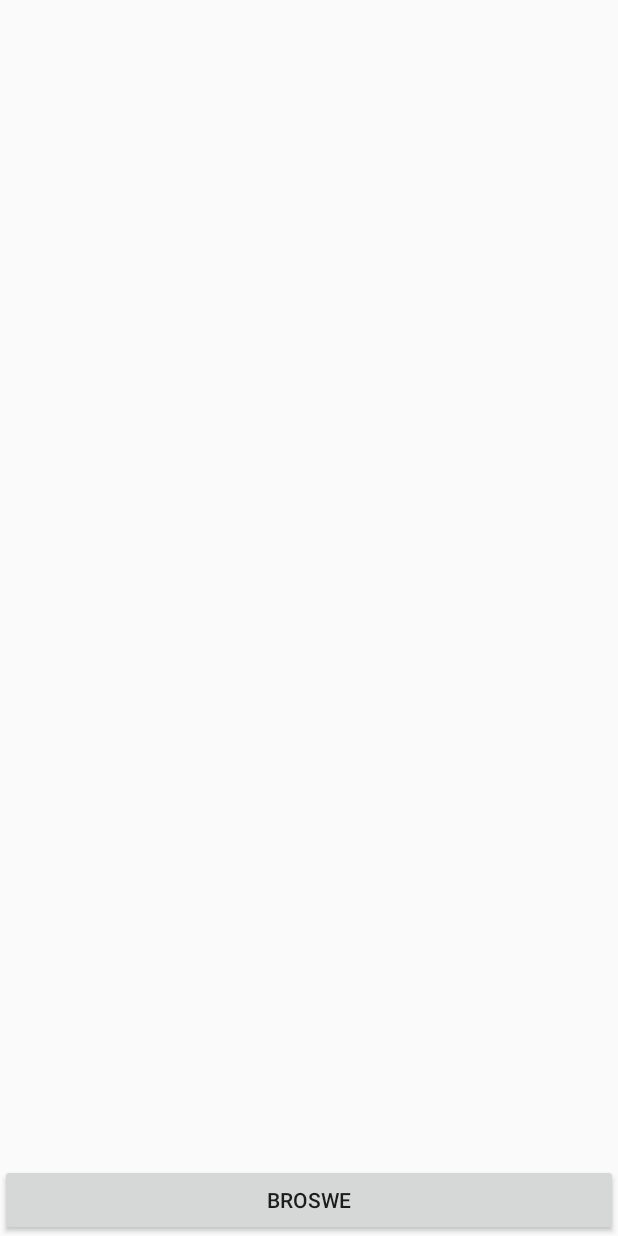
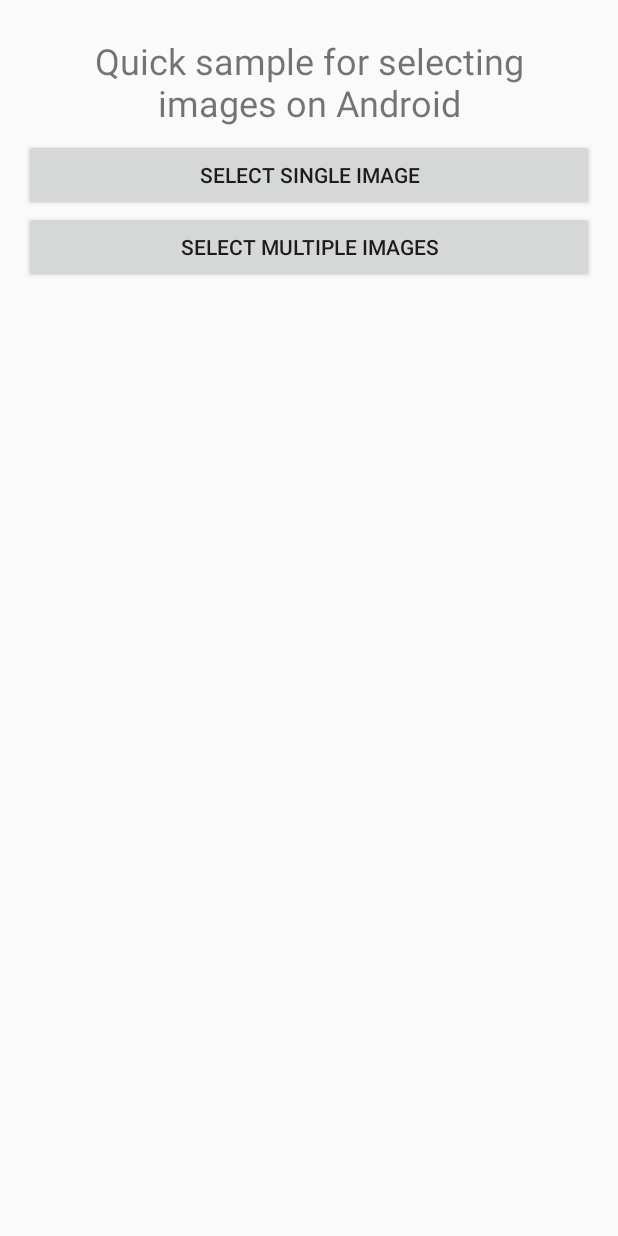
Before and after one commit to christopher-wolff-zz/hackduke2017, an Android app: the layout activity_second.xml on its own in the app's theme, with its tools: preview values and no code run, on a phone screen of 412 x 824 dp. Run offline under Robolectric (Android 15) with nearby library versions, the phone set to English and light mode, and no system bars.

Commit message:
please work 2

```diff
--- a/Identify/app/build.gradle
+++ b/Identify/app/build.gradle
@@ -5,7 +5,7 @@
     buildToolsVersion "26.0.2"
     defaultConfig {
         applicationId "hackduke2017.identify"
-        minSdkVersion 15
+        minSdkVersion 16
         targetSdkVersion 26
         versionCode 1
         versionName "1.0"
@@ -17,10 +17,12 @@
             proguardFiles getDefaultProguardFile('proguard-android.txt'), 'proguard-rules.pro'
         }
     }
+    productFlavors {
+    }
 }
 
 dependencies {
-    compile fileTree(dir: 'libs', include: ['*.jar'])
+    compile fileTree(include: ['*.jar'], dir: 'libs')
     androidTestCompile('com.android.support.test.espresso:espresso-core:2.2.2', {
         exclude group: 'com.android.support', module: 'support-annotations'
     })
--- a/Identify/app/src/main/res/layout/activity_main.xml
+++ b/Identify/app/src/main/res/layout/activity_main.xml
@@ -21,10 +21,12 @@
         android:id="@+id/button"
         android:layout_width="wrap_content"
         android:layout_height="0dp"
+        android:layout_marginTop="248dp"
         android:text="@string/impimg"
         app:layout_constraintEnd_toEndOf="parent"
-        app:layout_constraintHorizontal_bias="0.5"
+        app:layout_constraintLeft_toLeftOf="parent"
+        app:layout_constraintRight_toRightOf="parent"
         app:layout_constraintStart_toStartOf="parent"
-        tools:layout_editor_absoluteY="249dp" />
+        app:layout_constraintTop_toTopOf="parent" />
 
 </android.support.constraint.ConstraintLayout>
--- a/Identify/app/src/main/res/layout/activity_second.xml
+++ b/Identify/app/src/main/res/layout/activity_second.xml
@@ -1,19 +1,40 @@
 <RelativeLayout xmlns:android="http://schemas.android.com/apk/res/android"
     xmlns:tools="http://schemas.android.com/tools" android:layout_width="match_parent"
-    android:layout_height="match_parent"  tools:context=".MainActivity">
+    android:layout_height="match_parent" android:paddingLeft="@dimen/activity_horizontal_margin"
+    android:paddingRight="@dimen/activity_horizontal_margin"
+    android:paddingTop="@dimen/activity_vertical_margin"
+    android:paddingBottom="@dimen/activity_vertical_margin" tools:context=".MainActivity">
 
-    <ImageView
+    <TextView
+        android:id="@+id/txt_hello"
+        android:text="@string/txt_info"
         android:layout_width="match_parent"
-        android:layout_height="fill_parent"
-        android:id="@+id/imageView1"
-        android:layout_above="@+id/button1" />
+        android:layout_height="wrap_content"
+        android:gravity="center"
+        android:textSize="24sp"
+        android:padding="8dp"/>
 
     <Button
         android:id="@+id/button1"
         android:layout_width="match_parent"
         android:layout_height="wrap_content"
-        android:layout_alignParentBottom="true"
-        android:layout_alignParentLeft="true"
-        android:layout_alignParentStart="true"
-        android:text="@string/browse" />
+        android:layout_below="@+id/txt_hello"
+        android:text="@string/lbl_pick_single_image"
+        />
+
+    <Button
+        android:id="@+id/button2"
+        android:layout_width="match_parent"
+        android:layout_height="wrap_content"
+        android:layout_below="@+id/button1"
+        android:text="@string/lbl_pick_multiple_image"
+        />
+
+    <ImageView
+        android:id="@+id/image_preview"
+        android:layout_width="match_parent"
+        android:layout_height="wrap_content"
+        android:layout_below="@+id/button2"
+        />
+
 </RelativeLayout>
--- /dev/null
+++ b/Identify/app/src/main/res/values/dimens.xml
@@ -0,0 +1,5 @@
+<resources>
+    <!-- Default screen margins, per the Android Design guidelines. -->
+    <dimen name="activity_horizontal_margin">16dp</dimen>
+    <dimen name="activity_vertical_margin">16dp</dimen>
+</resources>
--- a/Identify/app/src/main/res/values/strings.xml
+++ b/Identify/app/src/main/res/values/strings.xml
@@ -5,4 +5,11 @@
     <string name="action_settings">Settings</string>
     <string name="impimg">Import Image</string>
     <string name="browse">Broswe</string>
+    <string name="hello_world">Hello world!</string>
+    <string name="msg_failed_to_get_picture">Failed to get image</string>
+    <string name="lbl_pick_single_image">Select single image</string>
+    <string name="lbl_pick_multiple_image">Select multiple images</string>
+    <string name="txt_info">Quick sample for selecting images on Android</string>
+    <string name="msg_failed_to_get_intent_data">Failed to get intent data</string>
+    <string name="select_picture">Select Picture</string>
 </resources>
```
Also changed, not shown: Identify/app/src/main/java/hackduke2017/identify/SecondActivity.java (+133 -35 lines), Identify/app/src/main/java/hackduke2017/identify/UserPicture.java (added, +174 -0 lines).
